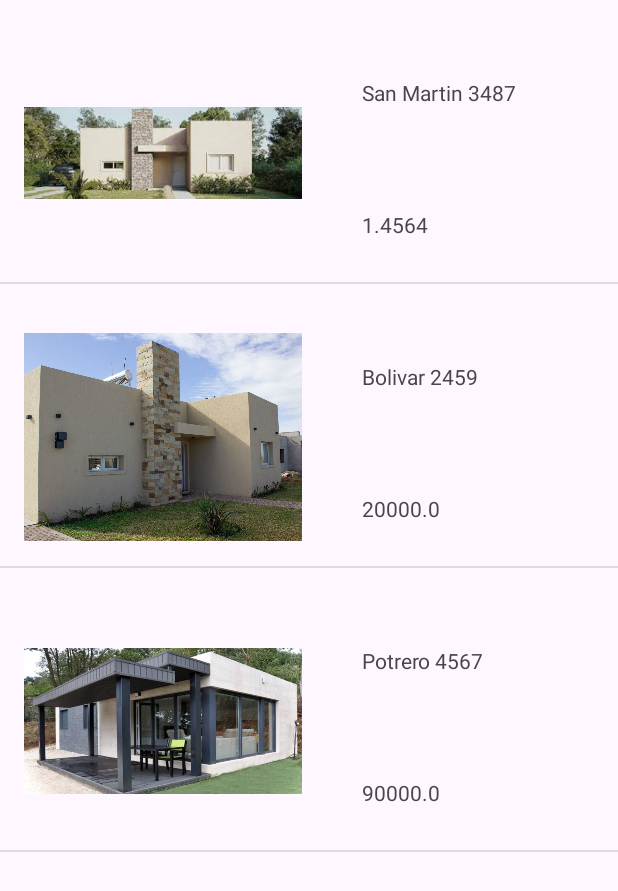
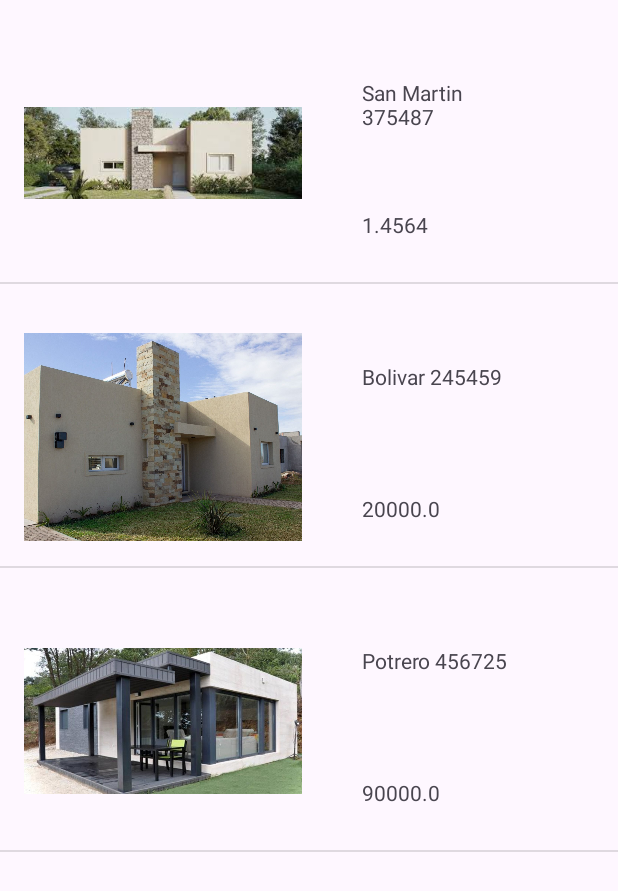
Before and after one commit to SantiFarioli/prueba-Android-Studio, an Android app: the screen it shows after launch (MainActivity), on a phone screen of 412 x 824 dp. Shown: the top 891 px of the screen. Run offline under Robolectric (Android 15) with nearby library versions, the phone set to English and light mode, and no system bars.

```diff
--- a/app/src/main/java/com/santisoft/listadeinmuebles/MainActivity.java
+++ b/app/src/main/java/com/santisoft/listadeinmuebles/MainActivity.java
@@ -35,9 +35,9 @@ public class MainActivity extends AppCompatActivity {
 
     //Creamos un metodo que se va encargar de meter los datos(Inmuebles) a la vista
     public void cargarDatos() {
-        lista.add(new Inmueble(R.drawable.casa, "San Martin 3487", 1.4564));
-        lista.add(new Inmueble(R.drawable.csa,"Bolivar 2459", 20000));
-        lista.add(new Inmueble(R.drawable.casita,"Potrero 4567", 90000));
+        lista.add(new Inmueble(R.drawable.casa, "San Martin 375487", 1.4564));
+        lista.add(new Inmueble(R.drawable.csa,"Bolivar 245459", 20000));
+        lista.add(new Inmueble(R.drawable.casita,"Potrero 456725", 90000));
     }
 
 }
```
